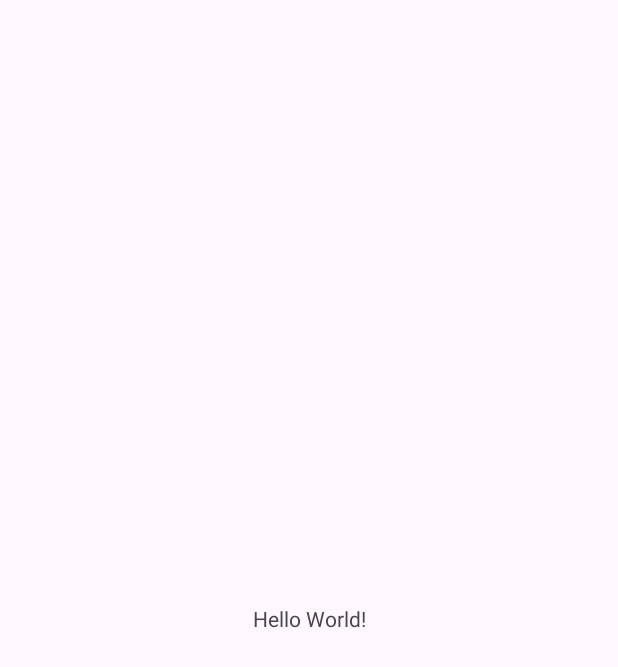
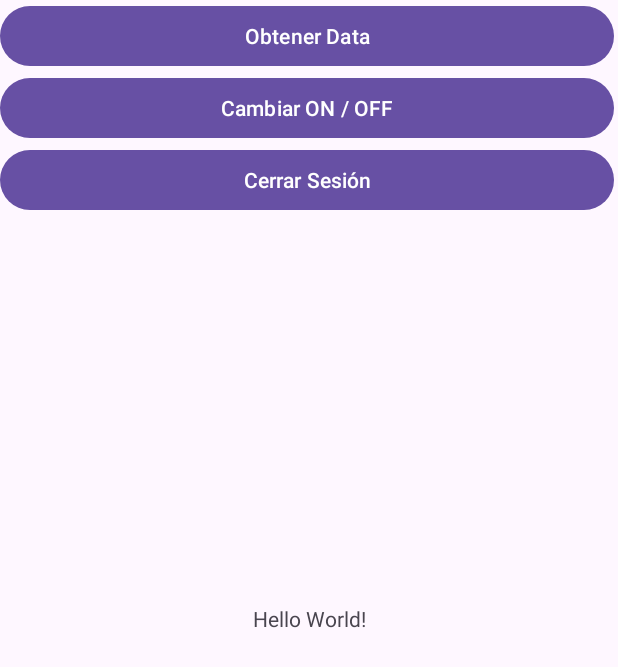
Before and after one commit to scabezas-inacap/AppAndroidConFirebase, an Android app: the screen it shows after launch once a user with an empty profile is signed in (HomeActivity), on a phone screen of 412 x 824 dp. Before the commit the part shown is almost empty. Shown: the top 667 px of the screen. Run offline under Robolectric (Android 15) with nearby library versions, the phone set to English and light mode, and no system bars; our stand-ins replace Firebase (no records; nobody signed in at launch, a user with empty details on screens opened directly).

```diff
--- a/app/src/main/java/com/example/appandroidconfirebase/HomeActivity.java
+++ b/app/src/main/java/com/example/appandroidconfirebase/HomeActivity.java
@@ -1,6 +1,11 @@
 package com.example.appandroidconfirebase;
 
+import android.content.Intent;
 import android.os.Bundle;
+import android.view.View;
+import android.widget.Button;
+import android.widget.TextView;
+import android.widget.Toast;
 
 import androidx.activity.EdgeToEdge;
 import androidx.appcompat.app.AppCompatActivity;
@@ -8,17 +13,52 @@ import androidx.core.graphics.Insets;
 import androidx.core.view.ViewCompat;
 import androidx.core.view.WindowInsetsCompat;
 
+import com.google.firebase.auth.FirebaseAuth;
+
 public class HomeActivity extends AppCompatActivity {
+
+    private Button btnObtner, btnCambiar, btnLogout;
+    private TextView tvEstadoLed;
+    private FirebaseAuth mAuth;
 
     @Override
     protected void onCreate(Bundle savedInstanceState) {
         super.onCreate(savedInstanceState);
         EdgeToEdge.enable(this);
         setContentView(R.layout.activity_home);
+
+        btnObtner = findViewById(R.id.btnObtener);
+        btnCambiar = findViewById(R.id.btnCambiar);
+        btnLogout = findViewById(R.id.btnLogout);
+
+        mAuth = FirebaseAuth.getInstance();
+
+        btnLogout.setOnClickListener(new View.OnClickListener(){
+            @Override
+            public void onClick(View v){
+                logoutUser();
+            }
+        });
+
         ViewCompat.setOnApplyWindowInsetsListener(findViewById(R.id.main), (v, insets) -> {
             Insets systemBars = insets.getInsets(WindowInsetsCompat.Type.systemBars());
             v.setPadding(systemBars.left, systemBars.top, systemBars.right, systemBars.bottom);
             return insets;
         });
     }
+
+    private void logoutUser(){
+        // 1. Se llama al método de cierre de sesión de Firebase
+        mAuth.signOut();
+        // 2. Mostrar un mensaje al usuario
+        Toast.makeText(this, "Sesión Cerrada :)", Toast.LENGTH_LONG).show();
+        // 3. Ir al Activity del Login
+        Intent intent = new Intent(this, LoginActivity.class);
+        // 3.1 agregamos unas FLAGS para limpiar la pila de actividades y que el usuario no pueda volver
+        intent.addFlags(Intent.FLAG_ACTIVITY_NEW_TASK | Intent.FLAG_ACTIVITY_CLEAR_TASK);
+        // 3.2 Se llama a la actividad
+        startActivity(intent);
+        // 3.3 Se cierra la actividad actual
+        finish();
+    }
 }
--- a/app/src/main/java/com/example/appandroidconfirebase/LoginActivity.java
+++ b/app/src/main/java/com/example/appandroidconfirebase/LoginActivity.java
@@ -35,7 +35,7 @@ public class LoginActivity extends AppCompatActivity {
         // Inicializar Firebase Auth
         mAuth = FirebaseAuth.getInstance();
 
-// Referenciar Vistas
+        // Referenciar Vistas
         etUsername = findViewById(R.id.etUsername); // Asegúrate que este ID exista en tu XML
         etPassword = findViewById(R.id.etPassword); // Asegúrate que este ID exista en tu XML
         btnRegistrar = findViewById(R.id.btnRegistrar); // Asegúrate que este ID exista en tu XML
--- a/app/src/main/res/layout/activity_home.xml
+++ b/app/src/main/res/layout/activity_home.xml
@@ -8,6 +8,7 @@
     tools:context=".HomeActivity">
 
     <TextView
+        android:id="@+id/tvEstadoLed"
         android:layout_width="wrap_content"
         android:layout_height="wrap_content"
         android:text="Hello World!"
@@ -16,4 +17,36 @@
         app:layout_constraintStart_toStartOf="parent"
         app:layout_constraintTop_toTopOf="parent" />
 
+    <LinearLayout
+        android:layout_width="409dp"
+        android:layout_height="354dp"
+        android:orientation="horizontal"
+        tools:layout_editor_absoluteX="1dp"
+        tools:layout_editor_absoluteY="1dp">
+
+        <LinearLayout
+            android:layout_width="match_parent"
+            android:layout_height="match_parent"
+            android:orientation="vertical">
+
+            <Button
+                android:id="@+id/btnObtener"
+                android:layout_width="match_parent"
+                android:layout_height="wrap_content"
+                android:text="Obtener Data" />
+
+            <Button
+                android:id="@+id/btnCambiar"
+                android:layout_width="match_parent"
+                android:layout_height="wrap_content"
+                android:text="Cambiar ON / OFF" />
+
+            <Button
+                android:id="@+id/btnLogout"
+                android:layout_width="match_parent"
+                android:layout_height="wrap_content"
+                android:text="Cerrar Sesión" />
+        </LinearLayout>
+    </LinearLayout>
+
 </androidx.constraintlayout.widget.ConstraintLayout>
```
